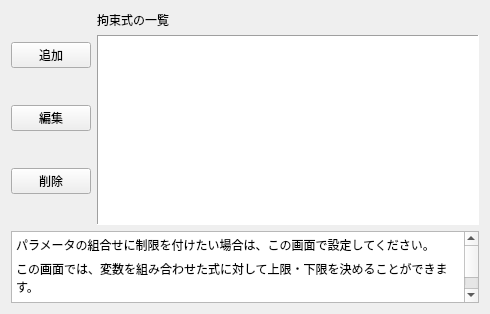
First picture: the form in pyfemtet_opt_gui_2/ui/WizardPage_cns.ui, repository pyfemtet/pyfemtet-opt-gui, before the edit.
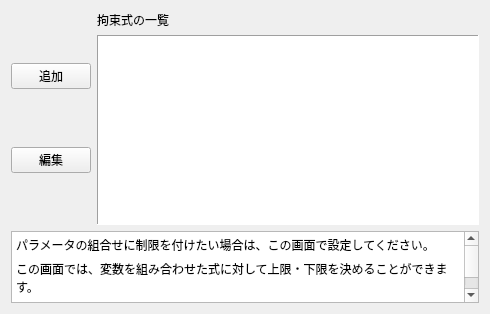
Second picture: the form after the edit. Icons and pictures are not drawn.

```diff
--- a/pyfemtet_opt_gui_2/ui/WizardPage_cns.ui
+++ b/pyfemtet_opt_gui_2/ui/WizardPage_cns.ui
@@ -36,16 +36,6 @@
        </property>
       </widget>
      </item>
-     <item>
-      <widget class="QPushButton" name="pushButton_remove">
-       <property name="text">
-        <string>削除</string>
-       </property>
-       <property name="icon">
-        <iconset theme="QIcon::ThemeIcon::ListRemove"/>
-       </property>
-      </widget>
-     </item>
     </layout>
    </item>
    <item row="0" column="1">
```
